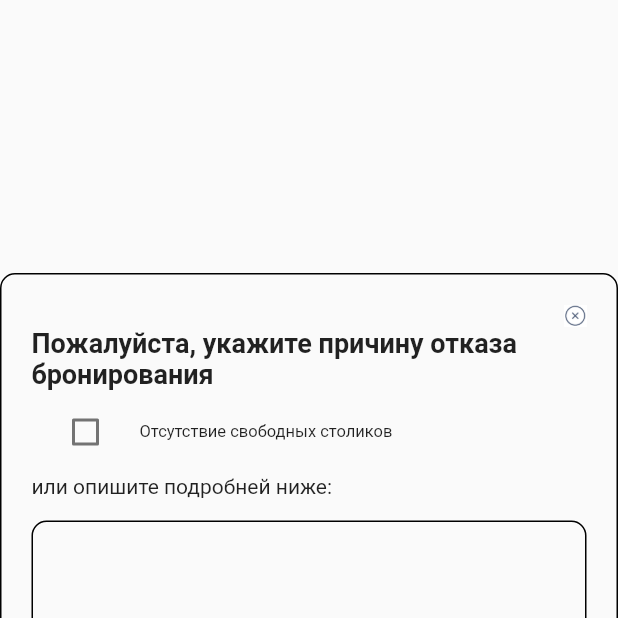
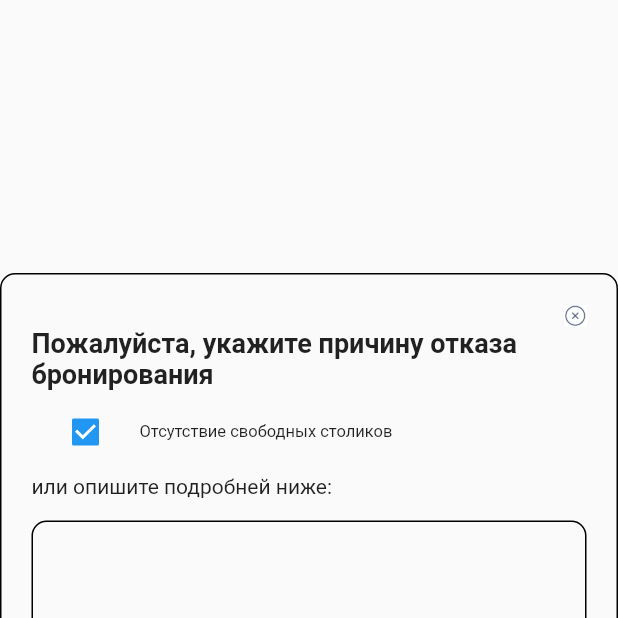
Before and after one commit to rau13/mobile_flutter_mvp, a Flutter app: the screen it shows after launch, on a phone screen of 412 x 824 dp, the top half of it. Run offline on Flutter 3.47's test engine with Material 2 defaults, Android fonts, the phone set to English and light mode, and no system bars.

Commit message:
MobileMVPBottomMenu

```diff
--- a/lib/widgets/menu_bottom.dart
+++ b/lib/widgets/menu_bottom.dart
@@ -8,7 +8,7 @@ class BottomMenuForm extends StatefulWidget {
 }
 
 class _BottomMenuFormState extends State<BottomMenuForm> {
-  var checkedValue = false;
+  var checkedValue = true;
   @override
   Widget build(BuildContext context) {
     return Center(
@@ -62,6 +62,15 @@ class _BottomMenuFormState extends State<BottomMenuForm> {
                   color: Colors.black
                 )
               ),
+              child: TextField(
+                enabled: checkedValue,
+                obscureText: false,
+                maxLines: null,
+                decoration: InputDecoration(
+                  border: InputBorder.none,
+                  contentPadding:EdgeInsets.fromLTRB(5.0, 10.0, 5.0, 10.0),
+                ),
+              ),
             ),
             SizedBox(
               width: double.infinity,
```
